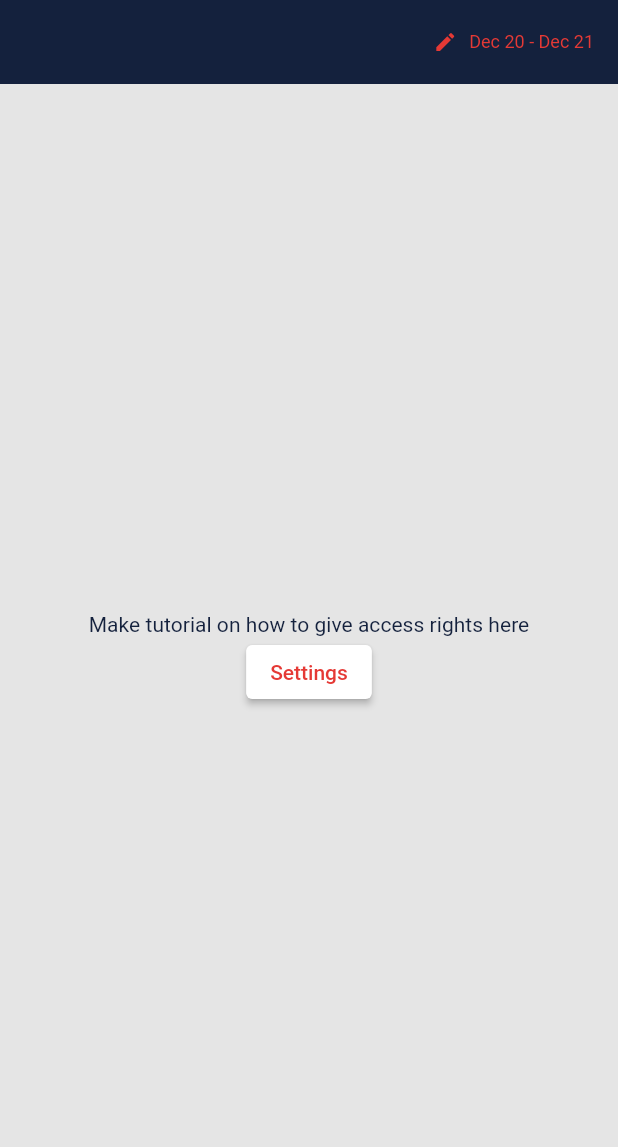
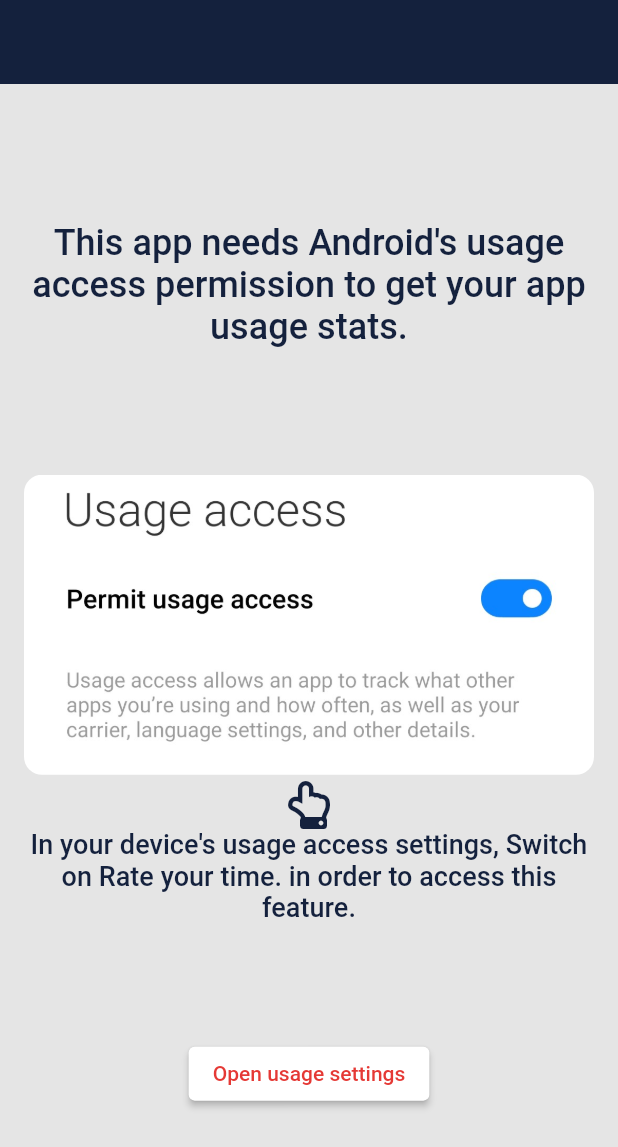
Before and after one commit to Birinder-Gill/rate_your_time_new, a Flutter app: the AppsUsageScreen screen opened directly, on a phone screen of 412 x 824 dp. Shown: the top 1147 px of the screen. Run offline on Flutter 3.47's test engine with Material 2 defaults, Android fonts, the phone set to English and light mode, and no system bars; our stand-ins replace animated_background, charts_flutter, flutter_neumorphic, font_awesome_flutter, google_fonts and 2 more; missing offline and left inert: dart:ffi, feature_discovery, launch_review, slide_digital_clock; Roboto replaces fonts that are missing (Kanit).

```diff
--- a/lib/app_usage_tracker/usage_screen.dart
+++ b/lib/app_usage_tracker/usage_screen.dart
@@ -7,6 +7,7 @@ import 'package:flutter/cupertino.dart';
 import 'package:flutter/material.dart';
 import 'package:flutter/services.dart';
 import 'package:flutter_neumorphic/flutter_neumorphic.dart';
+import 'package:font_awesome_flutter/font_awesome_flutter.dart';
 import 'package:rate_your_time_new/app_usage_tracker/stat_model.dart';
 import 'package:rate_your_time_new/providers/app_usage_model.dart';
 import 'package:rate_your_time_new/utils/constants.dart';
@@ -24,17 +25,19 @@ class AppsUsageScreen extends StatefulWidget {
 
   final String dateRangeLabel;
 
-  const AppsUsageScreen({Key key, this.from, this.to, this.distinctApps, this.dateRangeLabel})
+  const AppsUsageScreen(
+      {Key key, this.from, this.to, this.distinctApps, this.dateRangeLabel})
       : super(key: key);
 
   @override
   _AppsUsageScreenState createState() => _AppsUsageScreenState();
 }
 
-class _AppsUsageScreenState extends State<AppsUsageScreen> {
+class _AppsUsageScreenState extends State<AppsUsageScreen>
+    with WidgetsBindingObserver {
   List<UsageStat> apps;
 
-  var _granted;
+  bool _granted;
 
   var search = '';
 
@@ -56,6 +59,21 @@ class _AppsUsageScreenState extends State<AppsUsageScreen> {
   get granted => (_granted != null && (_granted));
 
   Color get primaryDark => Theme.of(context).primaryColorDark;
+
+  @override
+  Future<void> didChangeAppLifecycleState(AppLifecycleState state) async {
+    switch (state) {
+      case AppLifecycleState.resumed:
+        if (_granted == false) {
+          isAccessGranted();
+        }
+        break;
+      case AppLifecycleState.inactive:
+      case AppLifecycleState.paused:
+      case AppLifecycleState.detached:
+        break;
+    }
+  }
 
   getApps({bool forceReload = true}) async {
     setState(() {
@@ -89,6 +107,7 @@ class _AppsUsageScreenState extends State<AppsUsageScreen> {
   void initState() {
     to = DateUtils.dateOnly(widget.to ?? DateTime.now());
     from = widget.from ?? to.subtract(Duration(days: 1));
+    WidgetsBinding.instance.addObserver(this);
     WidgetsBinding.instance.addPostFrameCallback((timeStamp) {
       isAccessGranted();
     });
@@ -108,10 +127,12 @@ class _AppsUsageScreenState extends State<AppsUsageScreen> {
   Widget build(BuildContext context) {
     final themeData = Theme.of(context);
     final theme = themeData.textTheme;
+
     return Scaffold(
       appBar: AppBar(
         centerTitle: true,
         actions: [
+          if (granted)
             Padding(
               padding: const EdgeInsets.symmetric(horizontal: 8.0),
               child: TextButton.icon(
@@ -147,11 +168,12 @@ class _AppsUsageScreenState extends State<AppsUsageScreen> {
                               child: Column(
                                 children: [
                                   GestureDetector(
-                                    onTap: (){
-                                      showIntervalInfoDialog(context,label);
+                                    onTap: () {
+                                      showIntervalInfoDialog(context, label);
                                     },
                                     child: Row(
-                                      mainAxisAlignment: MainAxisAlignment.center,
+                                      mainAxisAlignment:
+                                          MainAxisAlignment.center,
                                       children: [
                                         Text(
                                           "Total screen time ($label)",
@@ -160,11 +182,14 @@ class _AppsUsageScreenState extends State<AppsUsageScreen> {
                                               color: themeData
                                                   .colorScheme.onSecondary),
                                         ),
-                                        SizedBox(width: 4,),
+                                        SizedBox(
+                                          width: 4,
+                                        ),
                                         Icon(
                                           Icons.info_sharp,
                                           size: 12,
-                                          color: themeData.colorScheme.secondary,
+                                          color:
+                                              themeData.colorScheme.secondary,
                                         )
                                       ],
                                     ),
@@ -215,6 +240,18 @@ class _AppsUsageScreenState extends State<AppsUsageScreen> {
                                   elevation: 4,
                                   child: ListTile(
                                     onTap: () {
+                                      final lastDateUsed =
+                                          DateTime.fromMillisecondsSinceEpoch(
+                                              i.lastTimeUsed);
+                                      final lastTimeUsed =
+                                          TimeOfDay.fromDateTime(lastDateUsed);
+                                      final lastDateStamp =
+                                          DateTime.fromMillisecondsSinceEpoch(
+                                              i.lastTimeStamp);
+                                      final lastTimeStamp =
+                                          TimeOfDay.fromDateTime(lastDateStamp);
+                                      final loc =
+                                          MaterialLocalizations.of(context);
                                       showCupertinoModalPopup(
                                           context: context,
                                           builder: (c) => SimpleDialog(
@@ -240,13 +277,7 @@ class _AppsUsageScreenState extends State<AppsUsageScreen> {
                                                     title:
                                                         Text("Last timestamp"),
                                                     subtitle: Text(
-                                                      MaterialLocalizations.of(
-                                                              context)
-                                                          .formatShortDate(
-                                                        DateTime
-                                                            .fromMillisecondsSinceEpoch(
-                                                                i.lastTimeStamp),
-                                                      ),
+                                                     '${loc.formatShortDate(lastDateStamp)} ${loc.formatTimeOfDay(lastTimeStamp)}'
                                                     ),
                                                   ),
                                                   ListTile(
@@ -270,13 +301,7 @@ class _AppsUsageScreenState extends State<AppsUsageScreen> {
                                                     title:
                                                         Text("Last time used"),
                                                     subtitle: Text(
-                                                      MaterialLocalizations.of(
-                                                              context)
-                                                          .formatShortDate(
-                                                        DateTime
-                                                            .fromMillisecondsSinceEpoch(
-                                                                i.lastTimeUsed),
-                                                      ),
+                                                        '${loc.formatShortDate(lastDateUsed)} ${loc.formatTimeOfDay(lastTimeUsed)}'
                                                     ),
                                                   )
                                                 ],
@@ -322,20 +347,9 @@ class _AppsUsageScreenState extends State<AppsUsageScreen> {
   }
 
   gotoSettingsView() {
-    return Center(
-        child: Padding(
-      padding: const EdgeInsets.all(8.0),
-      child: Column(
-        mainAxisSize: MainAxisSize.min,
-        children: [
-          Text(
-            "Make tutorial on how to give access rights here",
-            textAlign: TextAlign.center,
-          ),
-          ElevatedButton(onPressed: openSettings, child: Text("Settings"))
-        ],
-      ),
-    ));
+    return _OpenSettingsView(
+      openSettings: openSettings,
+    );
   }
 
   _errorView() => Center(child: Text("An error occurred"));
@@ -348,7 +362,7 @@ class _AppsUsageScreenState extends State<AppsUsageScreen> {
     final theme = Theme.of(context);
     final c = Theme.of(context).colorScheme;
     final lastDate = DateTime.now();
-    if(to.isAfter(lastDate)){
+    if (to.isAfter(lastDate)) {
       to = lastDate;
     }
     showDateRangePicker(
@@ -444,3 +458,74 @@ class _AppsUsageScreenState extends State<AppsUsageScreen> {
         ],
       );
 }
+
+class _OpenSettingsView extends StatelessWidget {
+  final VoidCallback openSettings;
+
+  const _OpenSettingsView({Key key, this.openSettings}) : super(key: key);
+
+  @override
+  Widget build(BuildContext context) {
+    final tt = Theme.of(context);
+    return Center(
+      child: Padding(
+        padding: const EdgeInsets.all(8.0),
+        child: Column(
+          mainAxisAlignment: MainAxisAlignment.spaceEvenly,
+          children: [
+            Padding(
+              padding: const EdgeInsets.all(8.0),
+              child: Center(
+                child: Text(
+                  "This app needs Android's usage access permission to get your app usage stats.",
+                  style: tt.textTheme.headline5,
+                  textAlign: TextAlign.center,
+                ),
+              ),
+            ),
+            Column(
+              mainAxisSize: MainAxisSize.min,
+              children: [
+                Padding(
+                  padding: const EdgeInsets.symmetric(horizontal: 8.0),
+                  child: GestureDetector(
+                    onTap: openSettings,
+                    child: Container(
+                      decoration: BoxDecoration(
+                          borderRadius: BorderRadius.circular(12),
+                          image: DecorationImage(
+                              image: AssetImage(
+                                'assets/images/settings_asset.jpg',
+                              ),
+                              fit: BoxFit.cover)),
+                      height: 200,
+                    ),
+                  ),
+                ),
+                SizedBox(
+                  height: 4,
+                ),
+                FaIcon(
+                  FontAwesomeIcons.handPointUp,
+                  size: 32,
+                  color: tt.primaryColorDark,
+                ),
+                Padding(
+                  padding: const EdgeInsets.symmetric(horizontal: 8.0),
+                  child: Text(
+                    "In your device's usage access settings, Switch on ${Constants.appName} in order to access this feature.",
+                    style: tt.textTheme.headline6,
+                    textAlign: TextAlign.center,
+                  ),
+                ),
+              ],
+            ),
+            ElevatedButton(
+                onPressed: openSettings, child: Text("Open usage settings"))
+          ],
+        ),
+      ),
+    );
+  }
+}
+// app usage, apps monitor data manager, stay free, usage analyser
--- a/lib/hours_screens/widgets/app_usage_card.dart
+++ b/lib/hours_screens/widgets/app_usage_card.dart
@@ -144,9 +144,13 @@ class AppUsageCard extends StatelessWidget {
             child: Column(
               mainAxisSize: MainAxisSize.min,
               children: [
-                Text(
-                  "No access granted\nA small description about why and how to give usage access",
-                  textAlign: TextAlign.center,
+                Text('Total screen time',style: Theme.of(context).textTheme.subtitle1.copyWith(fontWeight: FontWeight.bold),),
+                Padding(
+                  padding: const EdgeInsets.all(8.0),
+                  child: Text(
+                    "You need to give android's usage access permission to access this feature",
+                    textAlign: TextAlign.center,
+                  ),
                 ),
                 ElevatedButton(
                     onPressed: openSettings, child: Text("Open settings")),
--- a/lib/providers/app_model.dart
+++ b/lib/providers/app_model.dart
@@ -22,16 +22,6 @@ class ThemeModel with ChangeNotifier {
   }
 
   List<MyTheme> themes = [
-    // MyTheme(
-    //     cardsOnScaffold: shrineBrown900,
-    //     scaffoldBackground: shrineSurfaceWhite,
-    //     primaryDarkColor: shrinePink400,
-    //     onPrimaryDark: shrineBrown900,
-    //     onCards: shrineBrown600,
-    //     primaryColor: shrineErrorRed,
-    //     textOnLight: Colors.white,
-    //     textOnDark: shrineBrown900,
-    //     isDark: false),
     MyTheme(
         scaffoldBackground: Color(0xffe5e5e5),
         cardsOnScaffold: Color(0xffffffff),
@@ -56,11 +46,11 @@ class ThemeModel with ChangeNotifier {
     MyTheme(
         scaffoldBackground: Color(0xff1d3557),
         cardsOnScaffold: Color(0xff457b9d),
-        backdropColor: Color(0xffa8dadc),
+        backdropColor: Color(0xff242424),
         onPrimaryDark: Color(0xffe63946),
         accentColor: Color(0xfff1faee),
         textOnLight: Color(0xffa8dadc),
-        textOnDark: Color(0xff1d3557),
+        textOnDark: Color(0xfffca311),
         isDark: true),
   ];
 
--- a/lib/providers/day_model.dart
+++ b/lib/providers/day_model.dart
@@ -64,7 +64,7 @@ class DayModel with ChangeNotifier {
   void _updateInMemory(Hour hour) {
     hours
         .singleWhere((element) => element==hour)
-        .update(activity: hour.activity, note: hour.note, worth: hour.worth);
+        .update(activity: hour.activity, note: hour.note, worth: hour.worth,);
     AverageModel.clearCache();
   }
 
--- a/lib/splash_screen.dart
+++ b/lib/splash_screen.dart
@@ -1,5 +1,6 @@
 import 'package:flutter/material.dart';
 import 'package:provider/provider.dart';
+import 'package:rate_your_time_new/app_logo.dart';
 import 'package:rate_your_time_new/home_screen.dart';
 import 'package:rate_your_time_new/models/hours_model.dart';
 import 'package:rate_your_time_new/providers/app_model.dart';
@@ -26,7 +27,7 @@ class _SplashScreenState extends State<SplashScreen> {
   @override
   Widget build(BuildContext context) {
     return Scaffold(
-        body: Center(child: FlutterLogo(size:300,style: FlutterLogoStyle.stacked,)),
+        body: Center(child: AppLogo(size:300)),
     );
   }
 
--- a/lib/themes/select_theme_widget.dart
+++ b/lib/themes/select_theme_widget.dart
@@ -19,8 +19,8 @@ class _SelectThemeWidgetState extends State<SelectThemeWidget> {
       body: Row(
         children: [
           Expanded(
-            child: Wrap(
-              alignment: WrapAlignment.spaceEvenly,
+            child: Column(
+              // alignment: WrapAlignment.spaceEvenly,
                 children: [
                   for(int i=0;i<model.themes.length;i++)
                     GestureDetector(
--- a/lib/widgets/edit_hour_widget.dart
+++ b/lib/widgets/edit_hour_widget.dart
@@ -39,7 +39,6 @@ class _EditHourWidgetState extends State<EditHourWidget> {
       body: Column(
         mainAxisSize: MainAxisSize.min,
         children: [
-          Text(widget.hour.toJson()),
           Row(
             children: [
               for (final i in [1, 2, 3, 4, 5])
--- a/pubspec.yaml
+++ b/pubspec.yaml
@@ -30,9 +30,11 @@ dependencies:
   cupertino_icons: ^0.1.3
   provider: ^5.0.0
   google_fonts: ^2.0.0
+  slide_digital_clock: ^1.0.2
   palette_generator: ^0.3.0
   flutter_neumorphic: ^3.1.0
   font_awesome_flutter: ^9.1.0
+  launch_review: ^3.0.1
   charts_flutter: ^0.10.0
   syncfusion_flutter_datepicker: ^19.2.49
   intro_views_flutter: ^3.2.0
@@ -56,8 +58,8 @@ flutter:
   uses-material-design: true
 
   # To add assets to your application, add an assets section, like this:
-  # assets:
-  #   - images/a_dot_burr.jpeg
+  assets:
+     - assets/images/settings_asset.jpg
   #   - images/a_dot_ham.jpeg
 
   # An image asset can refer to one or more resolution-specific "variants", see
```
Also changed, not shown: lib/about_screen.dart (+38 -33 lines), lib/onboarding/onboarding_page.dart (+1 -6 lines), lib/settings_screen.dart (+46 -29 lines), lib/welcome_info_screen.dart (+7 -3 lines), assets/images/settings_asset.jpg (added), pubspec.lock. Lines whose indentation alone changed are shown as unchanged.
